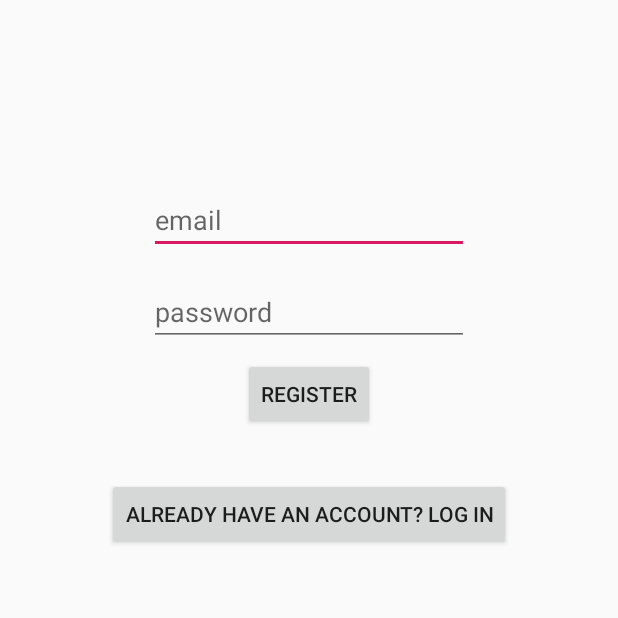
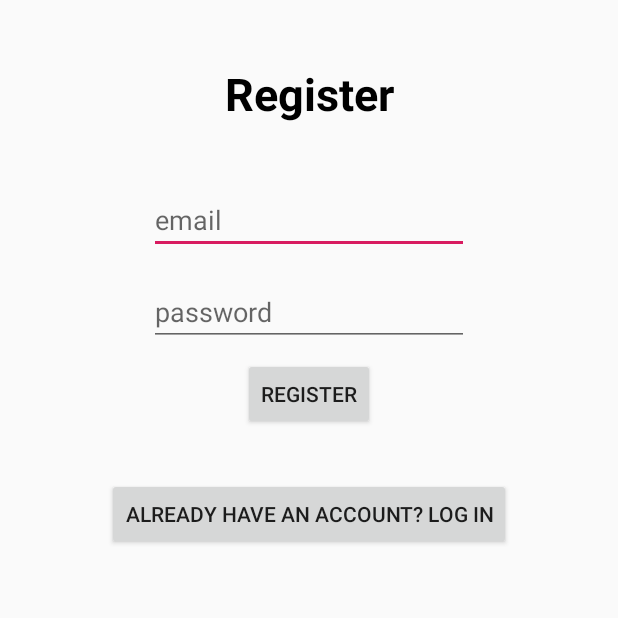
Before and after one commit to neilalden/dream-pouch, an Android app: the screen it shows after launch (register), after a tap on "DON'T HAVE AN ACCOUNT? SIGN UP", on a phone screen of 412 x 824 dp, the top half of it. Run offline under Robolectric (Android 15) with nearby library versions, the phone set to English and light mode, and no system bars; our stand-ins replace Firebase (no records; nobody signed in at launch, a user with empty details on screens opened directly); 1 other tap on this screen came first.

Commit message:
test commit

```diff
--- a/app/src/main/AndroidManifest.xml
+++ b/app/src/main/AndroidManifest.xml
@@ -9,7 +9,8 @@
         android:roundIcon="@mipmap/ic_launcher_round"
         android:supportsRtl="true"
         android:theme="@style/AppTheme">
-        <activity android:name=".register"></activity>
+        <activity android:name=".home"></activity>
+        <activity android:name=".register" />
         <activity android:name=".MainActivity">
             <intent-filter>
                 <action android:name="android.intent.action.MAIN" />
--- a/app/src/main/java/com/example/test/MainActivity.java
+++ b/app/src/main/java/com/example/test/MainActivity.java
@@ -1,25 +1,85 @@
 package com.example.test;
 
+import androidx.annotation.NonNull;
 import androidx.appcompat.app.AppCompatActivity;
 
 import android.content.Intent;
 import android.os.Bundle;
+import android.util.Patterns;
 import android.view.View;
+import android.widget.EditText;
+import android.widget.ProgressBar;
+import android.widget.Toast;
+
+import com.google.android.gms.tasks.OnCompleteListener;
+import com.google.android.gms.tasks.Task;
+import com.google.firebase.auth.AuthResult;
+import com.google.firebase.auth.FirebaseAuth;
 
 public class MainActivity extends AppCompatActivity implements View.OnClickListener {
-
+    private FirebaseAuth mAuth;
+    EditText ETemail, ETpassword;
+    ProgressBar pb;
     @Override
     protected void onCreate(Bundle savedInstanceState) {
         super.onCreate(savedInstanceState);
         setContentView(R.layout.activity_main);
+        mAuth = FirebaseAuth.getInstance();
+        ETemail = findViewById(R.id.email);
+        ETpassword = findViewById(R.id.password);
+        pb = findViewById(R.id.progressBar);
         findViewById(R.id.register).setOnClickListener(this);
+        findViewById(R.id.login).setOnClickListener(this);
 
     }
+    public void loginUser() {
 
-    @Override
+        String email = ETemail.getText().toString().trim();
+        String password = ETpassword.getText().toString().trim();
+        if(email.isEmpty()){
+            ETemail.setError("email is required");
+            ETemail.requestFocus();
+            return;
+        }
+        if(!Patterns.EMAIL_ADDRESS.matcher(email).matches()){
+            ETemail.setError("please enter a valid email");
+            ETemail.requestFocus();
+            return;
+        }
+        if(password.isEmpty()){
+            ETpassword.setError("password is required");
+            ETpassword.requestFocus();
+            return;
+        }
+        if(password.length() < 6){
+            ETpassword.setError("password must be 6 characters long");
+            ETpassword.requestFocus();
+            return;
+        }
+        pb.setVisibility(View.VISIBLE);
+        mAuth.signInWithEmailAndPassword(email,password).addOnCompleteListener(this, new OnCompleteListener<AuthResult>() {
+            @Override
+            public void onComplete(@NonNull Task<AuthResult> task) {
+                if(task.isSuccessful()){
+                    Intent i = new Intent(MainActivity.this, home.class);
+                    i.addFlags(Intent.FLAG_ACTIVITY_CLEAR_TOP);
+                    startActivity(i);
+                }
+                else{
+                    Toast.makeText(MainActivity.this, task.getException().getMessage(),Toast.LENGTH_SHORT).show();
+                }
+                pb.setVisibility(View.INVISIBLE);
+            }
+        });
+    }
+
+        @Override
     public void onClick(View view) {
         if(view.getId() == R.id.register){
             startActivity(new Intent(this, register.class));
         }
+        else if(view.getId() == R.id.login){
+            loginUser();
+        }
     }
 }
--- a/app/src/main/res/layout/activity_register.xml
+++ b/app/src/main/res/layout/activity_register.xml
@@ -5,6 +5,19 @@
     android:layout_width="match_parent"
     android:layout_height="match_parent"
     tools:context=".register">
+
+    <TextView
+        android:id="@+id/textView2"
+        android:layout_width="wrap_content"
+        android:layout_height="wrap_content"
+        android:text="Register"
+        android:textColor="#000"
+        android:textSize="30sp"
+        android:textStyle="bold"
+        app:layout_constraintBottom_toTopOf="@+id/email"
+        app:layout_constraintEnd_toEndOf="parent"
+        app:layout_constraintStart_toStartOf="parent"
+        app:layout_constraintTop_toTopOf="parent" />
 
     <Button
         android:id="@+id/login"
@@ -49,4 +62,15 @@
         app:layout_constraintEnd_toEndOf="parent"
         app:layout_constraintStart_toStartOf="parent"
         app:layout_constraintTop_toBottomOf="@+id/email" />
+
+    <ProgressBar
+        android:id="@+id/progressBar"
+        style="?android:attr/progressBarStyle"
+        android:layout_width="wrap_content"
+        android:layout_height="wrap_content"
+        android:visibility="gone"
+        app:layout_constraintBottom_toBottomOf="@+id/login"
+        app:layout_constraintEnd_toEndOf="parent"
+        app:layout_constraintStart_toStartOf="parent"
+        app:layout_constraintTop_toTopOf="parent" />
 </androidx.constraintlayout.widget.ConstraintLayout>
```
Also changed, not shown: app/src/main/java/com/example/test/home.java (added, +14 -0 lines), app/src/main/java/com/example/test/register.java (+23 -4 lines), app/src/main/res/layout/activity_home.xml (added, +18 -0 lines), app/src/main/res/layout/activity_main.xml (+16 -5 lines).
